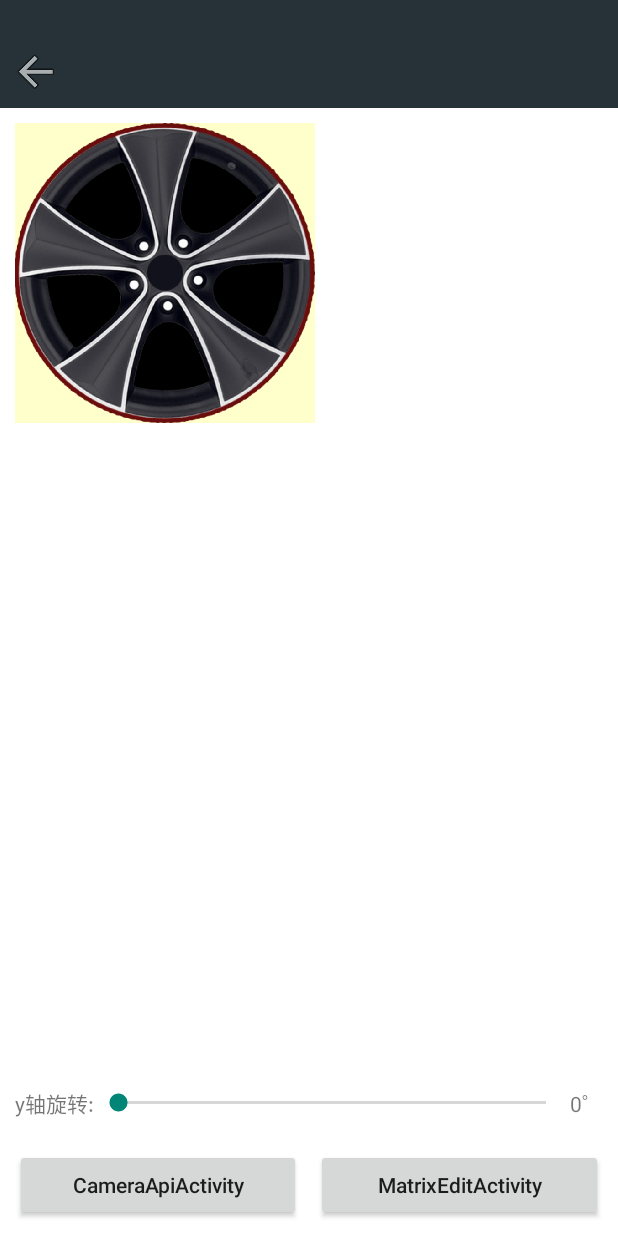
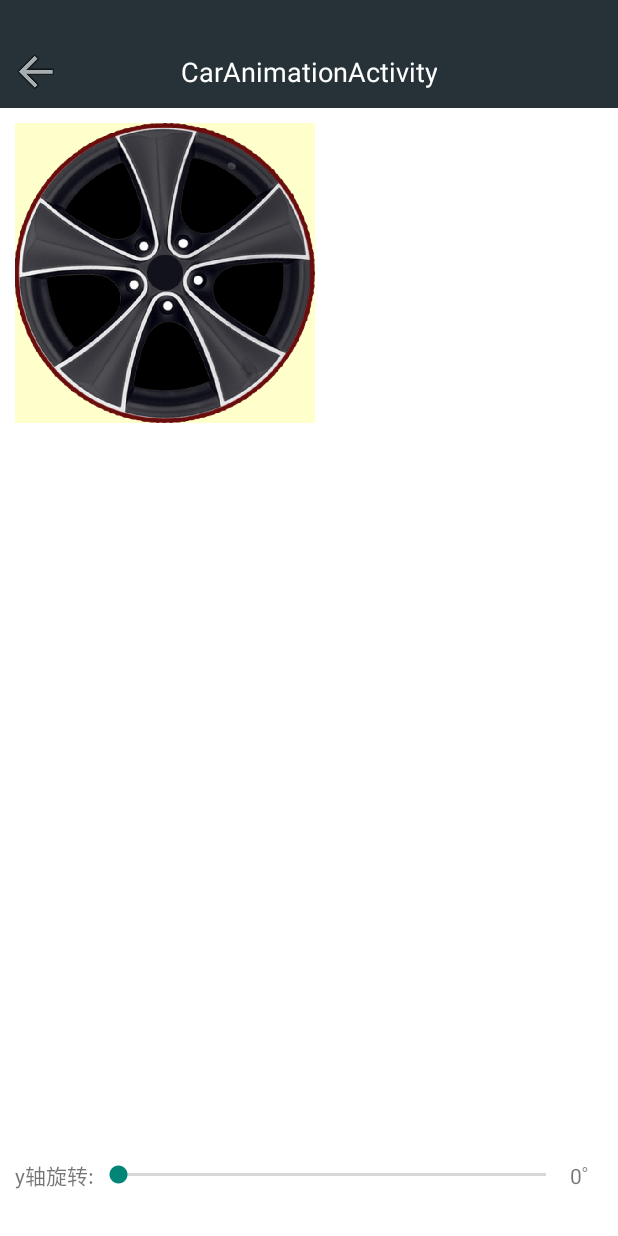
Before and after one commit to dhlie/AndDemo, an Android app: the CarAnimationActivity screen opened directly, with no data from a screen before it, on a phone screen of 412 x 824 dp. Run offline under Robolectric (Android 15) with nearby library versions, the light colour scheme and no system bars.

Commit message:
adjust activity start order

```diff
--- a/app/src/main/AndroidManifest.xml
+++ b/app/src/main/AndroidManifest.xml
@@ -18,7 +18,7 @@
                 <category android:name="android.intent.category.LAUNCHER"/>
             </intent-filter>
         </activity>
-        <activity android:name="dhl.anddemo.matrix.CameraMatrixActivity" android:configChanges="keyboardHidden|orientation|screenSize" android:screenOrientation="portrait"/>
+        <activity android:name="dhl.anddemo.matrix.CarAnimationActivity" android:configChanges="keyboardHidden|orientation|screenSize" android:screenOrientation="portrait"/>
         <activity android:name="dhl.anddemo.matrix.CameraApiActivity" android:configChanges="keyboardHidden|orientation|screenSize" android:screenOrientation="portrait"/>
         <activity android:name="dhl.anddemo.matrix.MatrixEditActivity" android:configChanges="keyboardHidden|orientation|screenSize" android:screenOrientation="portrait"/>
     </application>
--- a/app/src/main/java/dhl/anddemo/base/MainActivity.java
+++ b/app/src/main/java/dhl/anddemo/base/MainActivity.java
@@ -6,8 +6,7 @@ import android.os.Bundle;
 import android.view.View;
 
 import dhl.anddemo.R;
-import dhl.anddemo.base.BaseActivity;
-import dhl.anddemo.matrix.CameraMatrixActivity;
+import dhl.anddemo.matrix.CameraApiActivity;
 
 public class MainActivity extends BaseActivity {
 
@@ -25,7 +24,7 @@ public class MainActivity extends BaseActivity {
     public void onItemClick(View view) {
         switch (view.getId()) {
             case R.id.tv_camera_matrix:
-                startActivity(new Intent(getApplicationContext(), CameraMatrixActivity.class));
+                startActivity(new Intent(getApplicationContext(), CameraApiActivity.class));
                 break;
         }
     }
--- a/app/src/main/java/dhl/anddemo/matrix/CameraApiActivity.java
+++ b/app/src/main/java/dhl/anddemo/matrix/CameraApiActivity.java
@@ -1,9 +1,8 @@
 package dhl.anddemo.matrix;
 
-import android.graphics.Bitmap;
+import android.content.Intent;
 import android.graphics.Camera;
 import android.graphics.Matrix;
-import android.graphics.drawable.BitmapDrawable;
 import android.os.Bundle;
 import android.view.MotionEvent;
 import android.view.View;
@@ -79,6 +78,7 @@ public class CameraApiActivity extends BaseActivity implements OnSeekBarChangeLi
         setContentView(R.layout.acti_camera_api);
 
         TitleBar titleBar = (TitleBar) findViewById(R.id.titlebar);
+        titleBar.setTitle(getClass().getSimpleName());
         titleBar.setLeftBtnClickListener(new View.OnClickListener() {
             @Override
             public void onClick(View v) {
@@ -132,6 +132,19 @@ public class CameraApiActivity extends BaseActivity implements OnSeekBarChangeLi
         mSeekbarZTranslate.setOnTouchListener(mOnTouchListener);
         mSeekbarXSkew.setOnTouchListener(mOnTouchListener);
         mSeekbarYSkew.setOnTouchListener(mOnTouchListener);
+
+        findViewById(R.id.btn).setOnClickListener(new View.OnClickListener() {
+            @Override
+            public void onClick(View v) {
+                startActivity(new Intent(getApplicationContext(), MatrixEditActivity.class));
+            }
+        });
+        findViewById(R.id.btn1).setOnClickListener(new View.OnClickListener() {
+            @Override
+            public void onClick(View v) {
+                startActivity(new Intent(getApplicationContext(), CarAnimationActivity.class));
+            }
+        });
 
         // refresh
         refreshImage();
--- a/app/src/main/java/dhl/anddemo/matrix/CameraMatrixActivity.java
+++ b/app/src/main/java/dhl/anddemo/matrix/CarAnimationActivity.java
@@ -14,7 +14,7 @@ import dhl.anddemo.base.TitleBar;
  * Created by DuanHl on 2017/4/19.
  */
 
-public class CameraMatrixActivity extends BaseActivity implements SeekBar.OnSeekBarChangeListener {
+public class CarAnimationActivity extends BaseActivity implements SeekBar.OnSeekBarChangeListener {
 
     private SeekBar mSeekbarYRotate;
     private TextView mTVYRotate;
@@ -26,6 +26,7 @@ public class CameraMatrixActivity extends BaseActivity implements SeekBar.OnSeek
         setContentView(R.layout.acti_camera_matrix);
 
         TitleBar titleBar = (TitleBar) findViewById(R.id.titlebar);
+        titleBar.setTitle(getClass().getSimpleName());
         titleBar.setLeftBtnClickListener(new View.OnClickListener() {
             @Override
             public void onClick(View v) {
@@ -40,18 +41,6 @@ public class CameraMatrixActivity extends BaseActivity implements SeekBar.OnSeek
         mSeekbarYRotate.setOnSeekBarChangeListener(this);
         mTVYRotate = (TextView) findViewById(R.id.txtYRotate);
 
-        findViewById(R.id.btn).setOnClickListener(new View.OnClickListener() {
-            @Override
-            public void onClick(View v) {
-                startActivity(new Intent(getApplicationContext(), CameraApiActivity.class));
-            }
-        });
-        findViewById(R.id.btn1).setOnClickListener(new View.OnClickListener() {
-            @Override
-            public void onClick(View v) {
-                startActivity(new Intent(getApplicationContext(), MatrixEditActivity.class));
-            }
-        });
     }
 
     @Override
--- a/app/src/main/java/dhl/anddemo/matrix/MatrixEditActivity.java
+++ b/app/src/main/java/dhl/anddemo/matrix/MatrixEditActivity.java
@@ -29,6 +29,7 @@ public class MatrixEditActivity extends BaseActivity {
         setContentView(R.layout.acti_matrix_edit);
 
         TitleBar titleBar = (TitleBar) findViewById(R.id.titlebar);
+        titleBar.setTitle(getClass().getSimpleName());
         titleBar.setLeftBtnClickListener(new View.OnClickListener() {
             @Override
             public void onClick(View v) {
--- a/app/src/main/res/layout/acti_camera_matrix.xml
+++ b/app/src/main/res/layout/acti_camera_matrix.xml
@@ -22,35 +22,11 @@
             android:background="#33ffff00"/>
 
         <LinearLayout
-            android:id="@+id/ll_btns"
-            android:layout_width="match_parent"
-            android:layout_height="wrap_content"
-            android:layout_alignParentBottom="true"
-            android:orientation="horizontal">
-            <Button
-                android:id="@+id/btn"
-                android:layout_width="0dp"
-                android:layout_height="wrap_content"
-                android:layout_weight="1"
-                android:padding="8dp"
-                android:text="CameraApiActivity"/>
-
-            <Button
-                android:id="@+id/btn1"
-                android:layout_width="0dp"
-                android:layout_height="wrap_content"
-                android:layout_weight="1"
-                android:padding="8dp"
-                android:layout_marginLeft="10dp"
-                android:text="MatrixEditActivity"/>
-        </LinearLayout>
-
-        <LinearLayout
             android:layout_width="match_parent"
             android:layout_height="wrap_content"
             android:orientation="horizontal"
             android:gravity="center_vertical"
-            android:layout_above="@id/ll_btns"
+            android:layout_alignParentBottom="true"
             android:layout_marginBottom="20dp">
             <TextView
                 android:layout_width="wrap_content"
--- a/app/src/main/res/layout/activity_main.xml
+++ b/app/src/main/res/layout/activity_main.xml
@@ -25,7 +25,7 @@
                 android:layout_height="48dp"
                 android:gravity="center_vertical"
                 android:onClick="onItemClick"
-                android:text="MatrixActivity"
+                android:text="CameraApiActivity"
                 android:textColor="#000000"
                 android:paddingLeft="16dp"
                 android:paddingRight="16dp"
--- a/build.gradle
+++ b/build.gradle
@@ -5,7 +5,7 @@ buildscript {
         jcenter()
     }
     dependencies {
-        classpath 'com.android.tools.build:gradle:2.3.0'
+        classpath 'com.android.tools.build:gradle:2.3.1'
 
         // NOTE: Do not place your application dependencies here; they belong
         // in the individual module build.gradle files
```
Also changed, not shown: app/src/main/res/layout/acti_camera_api.xml (+24 -0 lines).
